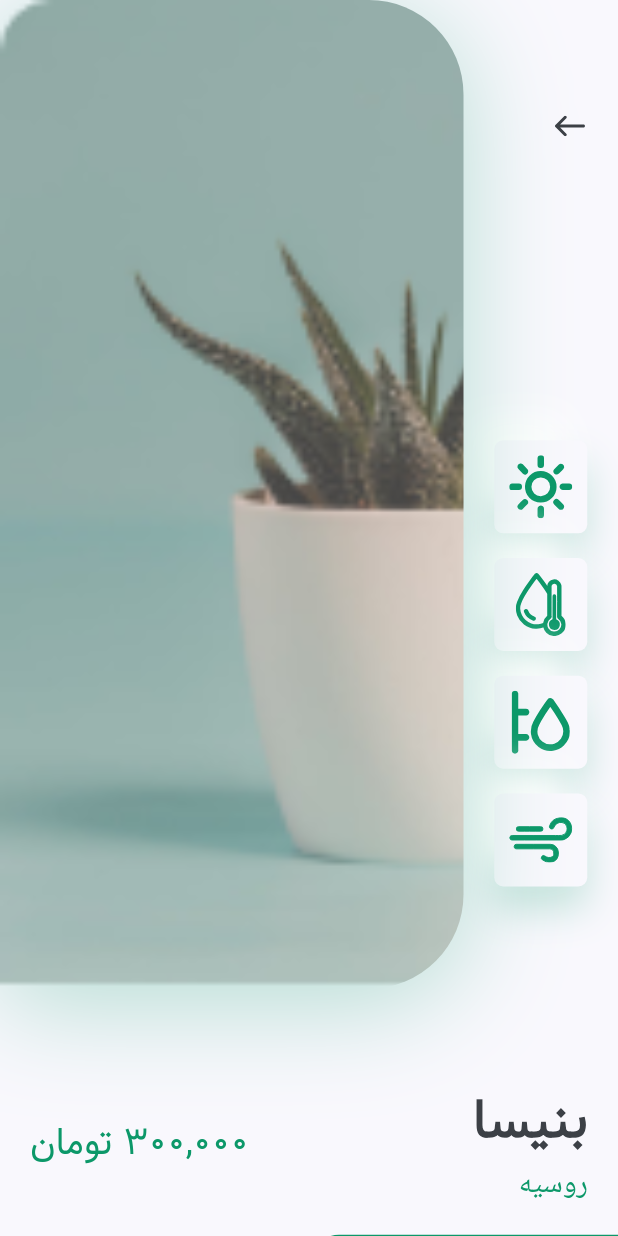
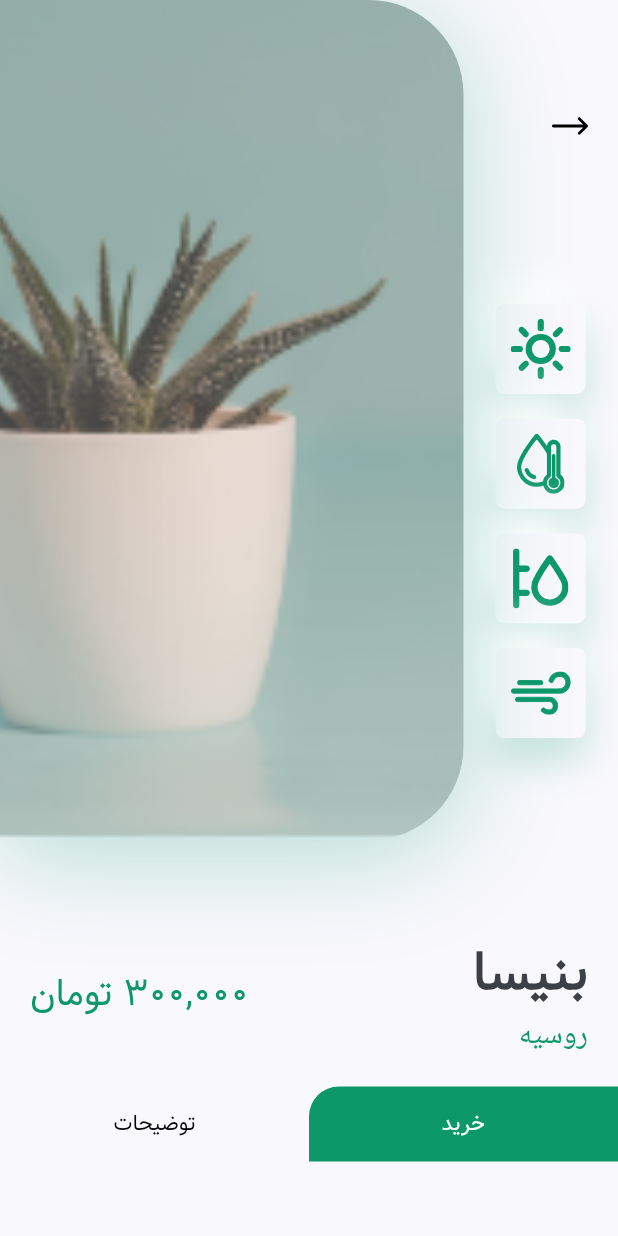
Before and after one commit to mohaddese136/persian-plant-shop-flutter, a Flutter app: the screen it shows after launch, after a tap on an icon or button, on a phone screen of 412 x 824 dp. Run offline on Flutter 3.47's test engine with Material 2 defaults, Android fonts, the phone set to English and light mode, and no system bars; our stand-ins replace flutter_svg.

Commit message:
ui details change.

```diff
--- a/lib/components/title_with_more_btn.dart
+++ b/lib/components/title_with_more_btn.dart
@@ -47,7 +47,7 @@ class TitleWithCustomUnderline extends StatelessWidget {
   @override
   Widget build(BuildContext context) {
     return Container(
-      height: 24,
+      height: 30,
       child: Stack(
         children: [
           Padding(
--- a/lib/screens/details/components/body.dart
+++ b/lib/screens/details/components/body.dart
@@ -32,7 +32,7 @@ class Body extends StatelessWidget {
             children: [
               SizedBox(
                 width: size.width / 2,
-                height: 84,
+                height: 50,
                 child: TextButton(
                   onPressed: () {},
                   child: Text(
--- a/lib/screens/details/components/icon_card.dart
+++ b/lib/screens/details/components/icon_card.dart
@@ -15,8 +15,8 @@ class IconCard extends StatelessWidget {
     return Container(
       margin: EdgeInsets.symmetric(vertical: size.height * 0.01),
       padding: EdgeInsets.all(kDefaultPadding / 2),
-      height: 62,
-      width: 62,
+      height: 60,
+      width: 60,
       decoration: BoxDecoration(
           color: kBackgroundColor,
           borderRadius: BorderRadius.circular(6),
--- a/lib/screens/details/components/image_and_icons.dart
+++ b/lib/screens/details/components/image_and_icons.dart
@@ -17,7 +17,7 @@ class ImageAndIcons extends StatelessWidget {
     return Padding(
       padding: const EdgeInsets.only(bottom: kDefaultPadding * 3),
       child: SizedBox(
-        height: size.height * 0.8,
+        height: size.height * 0.68,
         child: Row(
           children: [
             Expanded(
@@ -45,7 +45,7 @@ class ImageAndIcons extends StatelessWidget {
               ),
             )),
             Container(
-              height: size.height * 0.8,
+              height: size.height * 0.68,
               width: size.width * 0.75,
               decoration: BoxDecoration(
                   borderRadius: BorderRadius.only(
@@ -58,7 +58,7 @@ class ImageAndIcons extends StatelessWidget {
                         color: kPrimaryColor.withOpacity(0.29))
                   ],
                   image: DecorationImage(
-                      alignment: Alignment.centerLeft,
+                      alignment: Alignment.centerRight,
                       fit: BoxFit.cover,
                       image: AssetImage(image))),
             )
```
Also changed, not shown: assets/icons/back_arrow.svg.
